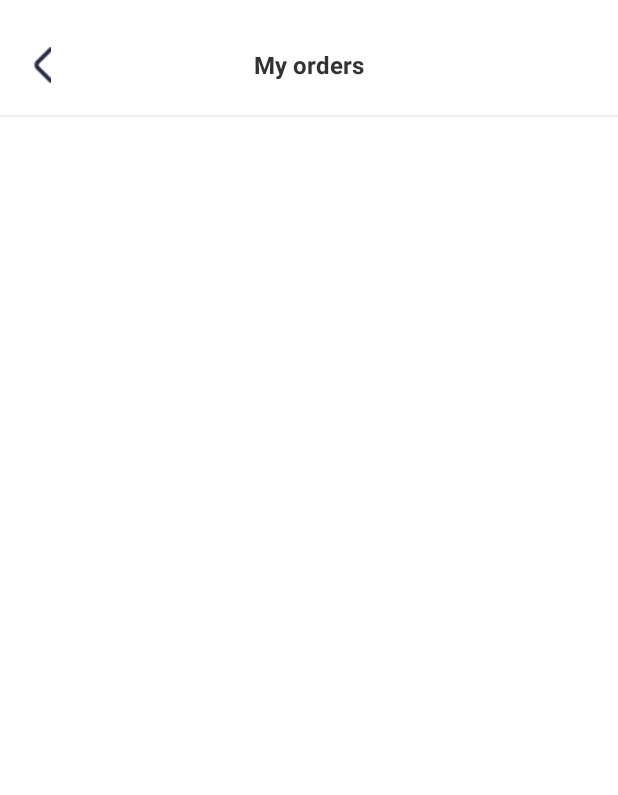
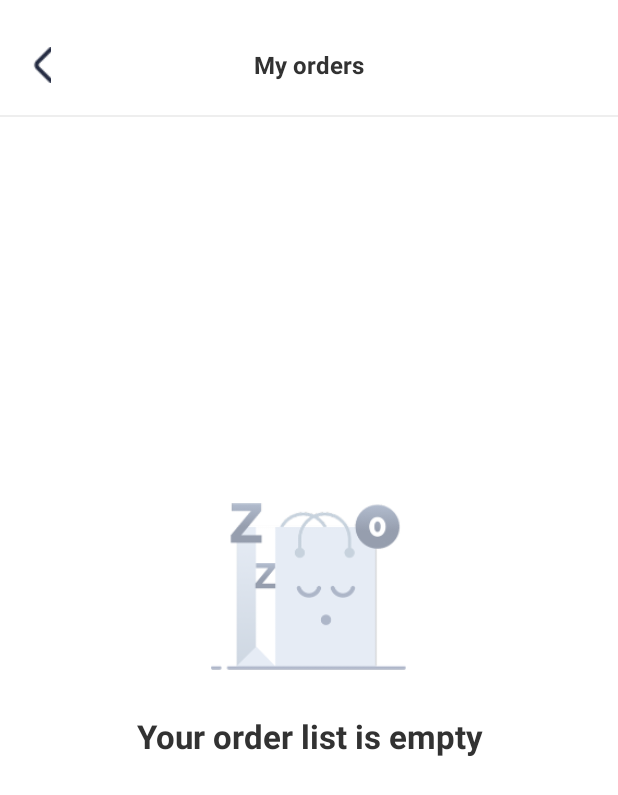
Before and after one commit to Odiljon1994/keng_makon, an Android app: the OrdersActivity screen opened directly, with no data from a screen before it, on a phone screen of 412 x 824 dp. Shown: the top 795 px of the screen. Run offline under Robolectric (Android 15) with nearby library versions, the phone set to English and light mode, and no system bars; our stand-ins replace Dagger/Hilt's generated code, RxJava, data binding; pictures from the network do not load.

Commit message:
-initial commit

```diff
--- a/app/src/main/java/com/toplevel/kengmakon/ui/OrdersActivity.java
+++ b/app/src/main/java/com/toplevel/kengmakon/ui/OrdersActivity.java
@@ -2,12 +2,14 @@ package com.toplevel.kengmakon.ui;
 
 import android.app.ProgressDialog;
 import android.os.Bundle;
+import android.view.View;
 
 import androidx.annotation.Nullable;
 import androidx.appcompat.app.AppCompatActivity;
 import androidx.databinding.DataBindingUtil;
 import androidx.lifecycle.ViewModelProviders;
 import androidx.recyclerview.widget.LinearLayoutManager;
+import androidx.swiperefreshlayout.widget.SwipeRefreshLayout;
 
 import com.toplevel.kengmakon.MyApp;
 import com.toplevel.kengmakon.R;
@@ -40,8 +42,20 @@ public class OrdersActivity extends AppCompatActivity {
         ordersVM.ordersModelLiveData().observe(this, this::onSuccessGetOrders);
         ordersVM.onFailGetOrdersLiveData().observe(this, this::onFailGetOrders);
 
-        progressDialog = ProgressDialog.show(this, "", "Loading...", true);
-        ordersVM.getOrders(preferencesUtil.getTOKEN());
+
+        binding.swipeRefreshLayout.setOnRefreshListener(new SwipeRefreshLayout.OnRefreshListener() {
+            @Override
+            public void onRefresh() {
+                ordersVM.getOrders(preferencesUtil.getTOKEN());
+            }
+        });
+
+        if (preferencesUtil.getIsIsSignedIn()) {
+            progressDialog = ProgressDialog.show(this, "", "Loading...", true);
+            ordersVM.getOrders(preferencesUtil.getTOKEN());
+        }
+
+
         binding.recyclerView.setLayoutManager(new LinearLayoutManager(this, LinearLayoutManager.VERTICAL, false));
         adapter = new MyOrdersAdapter(this, model -> {
 
@@ -53,11 +67,18 @@ public class OrdersActivity extends AppCompatActivity {
 
     public void onSuccessGetOrders(OrdersModel model) {
         progressDialog.dismiss();
+        binding.swipeRefreshLayout.setRefreshing(false);
         if (model.getCode() == 200 && model.getData().getItems().size() > 0) {
+            binding.swipeRefreshLayout.setVisibility(View.VISIBLE);
+            binding.emptyLayout.setVisibility(View.GONE);
             adapter.setItems(model.getData().getItems());
+        } else {
+            binding.swipeRefreshLayout.setVisibility(View.GONE);
+            binding.emptyLayout.setVisibility(View.VISIBLE);
         }
     }
     public void onFailGetOrders(String error) {
+        binding.swipeRefreshLayout.setRefreshing(false);
         progressDialog.dismiss();
     }
 }
--- a/app/src/main/res/layout/activity_my_orders.xml
+++ b/app/src/main/res/layout/activity_my_orders.xml
@@ -40,20 +40,63 @@
             android:layout_marginTop="5dp"
             android:layout_height="1dp"/>
 
-        <androidx.swiperefreshlayout.widget.SwipeRefreshLayout
+        <FrameLayout
             android:layout_width="match_parent"
             android:layout_height="0dp"
             android:layout_marginTop="10dp"
             android:layout_weight="1">
 
-            <androidx.recyclerview.widget.RecyclerView
-                android:id="@+id/recyclerView"
+            <androidx.swiperefreshlayout.widget.SwipeRefreshLayout
+                android:id="@+id/swipeRefreshLayout"
                 android:layout_width="match_parent"
-                android:layout_height="match_parent">
+                android:layout_height="match_parent"
+                android:visibility="gone"
+                android:layout_marginTop="10dp"
+                >
 
-            </androidx.recyclerview.widget.RecyclerView>
+                <androidx.recyclerview.widget.RecyclerView
+                    android:id="@+id/recyclerView"
+                    android:layout_width="match_parent"
+                    android:layout_height="match_parent">
 
-        </androidx.swiperefreshlayout.widget.SwipeRefreshLayout>
+                </androidx.recyclerview.widget.RecyclerView>
+
+            </androidx.swiperefreshlayout.widget.SwipeRefreshLayout>
+
+
+            <LinearLayout
+                android:id="@+id/emptyLayout"
+                android:layout_width="match_parent"
+                android:layout_height="wrap_content"
+                android:layout_gravity="center"
+                android:layout_marginBottom="40dp"
+                android:visibility="visible"
+                android:orientation="vertical">
+
+                <ImageView
+                    android:layout_width="130dp"
+                    android:layout_height="130dp"
+                    android:layout_gravity="center"
+                    android:src="@drawable/empty_wishlist" />
+
+                <TextView
+                    android:layout_width="match_parent"
+                    android:layout_height="wrap_content"
+                    android:layout_gravity="center"
+                    android:layout_marginStart="20dp"
+                    android:layout_marginTop="20dp"
+                    android:layout_marginEnd="20dp"
+                    android:gravity="center"
+                    android:text="@string/your_order_list_empty"
+                    android:textColor="#323232"
+                    android:textSize="22dp"
+                    android:textStyle="bold" />
+
+            </LinearLayout>
+
+        </FrameLayout>
+
+
 
     </LinearLayout>
 </layout>
--- a/app/src/main/res/layout/fragment_wishlist.xml
+++ b/app/src/main/res/layout/fragment_wishlist.xml
@@ -99,7 +99,7 @@
                     android:layout_marginTop="20dp"
                     android:layout_marginEnd="20dp"
                     android:gravity="center"
-                    android:text="Your wishlist is empty"
+                    android:text="@string/your_wishlist_is_empty"
                     android:textColor="#323232"
                     android:textSize="22dp"
                     android:textStyle="bold" />
--- a/app/src/main/res/values/strings.xml
+++ b/app/src/main/res/values/strings.xml
@@ -61,4 +61,6 @@
     <string name="completed">Payment completed</string>
     <string name="not_completed">Payment not completed</string>
     <string name="total_price">Total price</string>
+    <string name="your_order_list_empty">Your order list is empty</string>
+    <string name="your_wishlist_is_empty">Your wishlist is empty</string>
 </resources>
```
Also changed, not shown: 2 other files.
